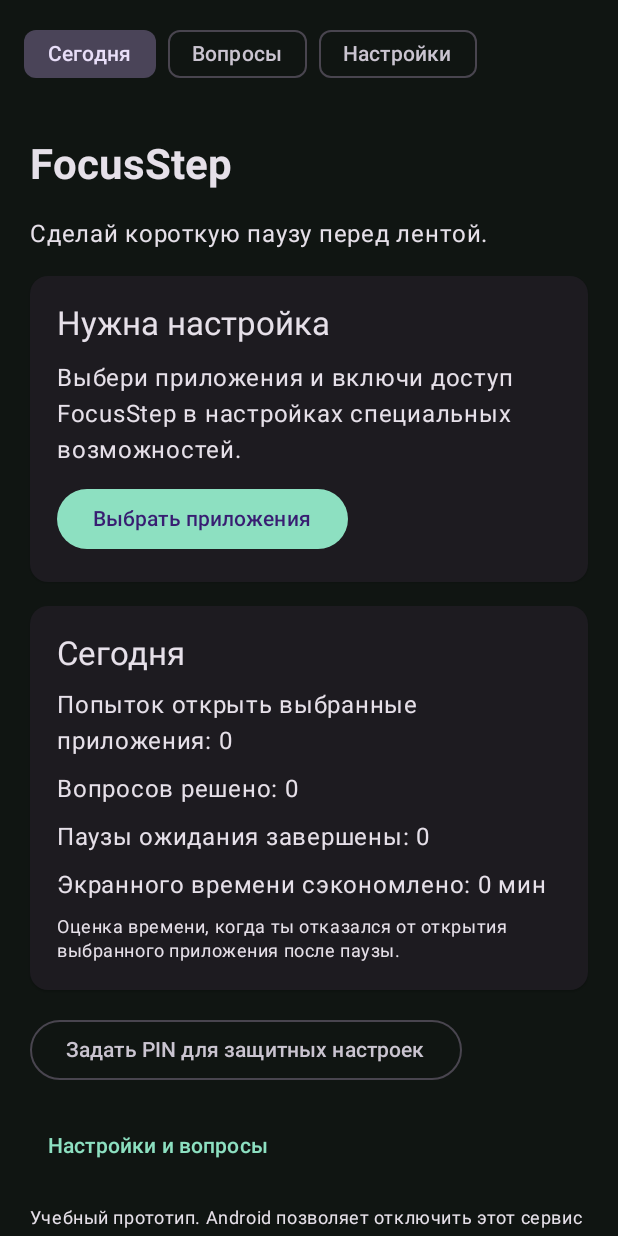
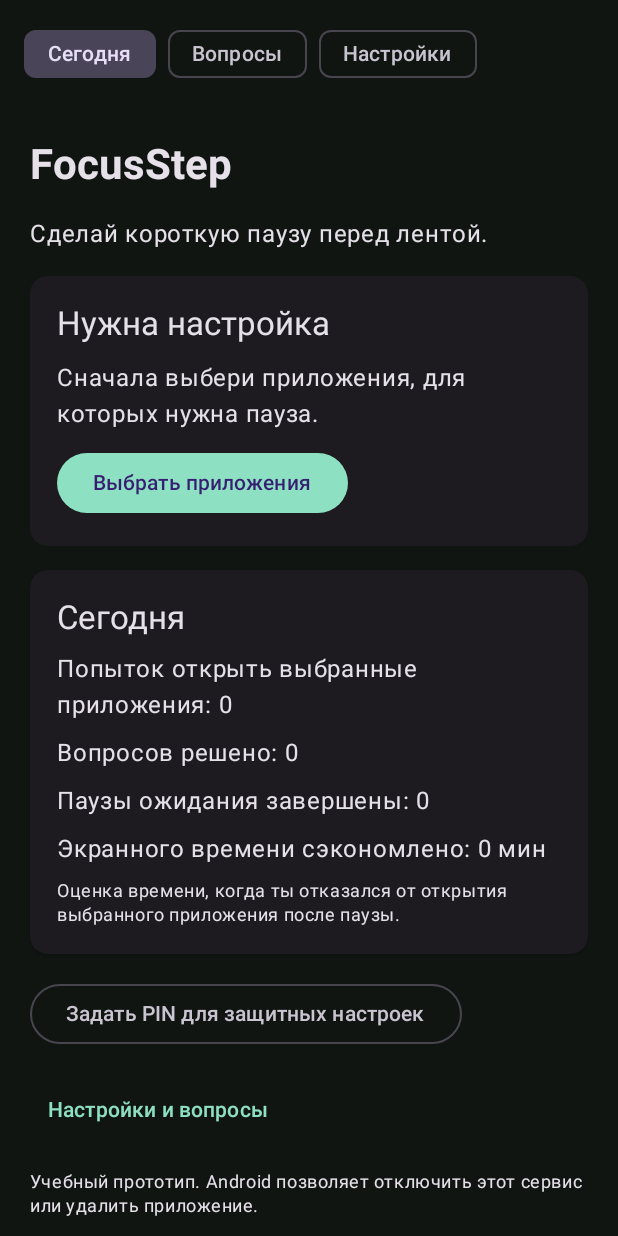
Before and after one commit to Chvertko/anti-procrastiration-app, an Android app built with Jetpack Compose: the screen it shows after launch (MainActivity), on a phone screen of 412 x 824 dp. Run offline under Robolectric (Android 15) with nearby library versions, the phone set to English and light mode, and no system bars; pictures from the network do not load; 1 statement that could not run was skipped.

Commit message:
Require background permissions for Xiaomi monitoring

```diff
--- a/app/src/main/java/com/chvertko/focusstep/AppPrefs.kt
+++ b/app/src/main/java/com/chvertko/focusstep/AppPrefs.kt
@@ -15,6 +15,29 @@ object AppPrefs {
     fun setWaitMinutes(context: Context, value: Int) { prefs(context).edit().putInt("wait_minutes", value.coerceIn(2, 5)).apply() }
     fun remoteUrl(context: Context): String = prefs(context).getString("remote_url", "") ?: ""
     fun setRemoteUrl(context: Context, value: String) { prefs(context).edit().putString("remote_url", value.trim()).apply() }
+
+    fun xiaomiWindowSetupConfirmed(context: Context): Boolean = prefs(context).getBoolean("xiaomi_window_setup_confirmed", false)
+    fun setXiaomiWindowSetupConfirmed(context: Context, value: Boolean) {
+        prefs(context).edit().putBoolean("xiaomi_window_setup_confirmed", value).apply()
+    }
+    fun xiaomiBackgroundSetupConfirmed(context: Context): Boolean = prefs(context).getBoolean("xiaomi_background_setup_confirmed", false)
+    fun setXiaomiBackgroundSetupConfirmed(context: Context, value: Boolean) {
+        prefs(context).edit().putBoolean("xiaomi_background_setup_confirmed", value).apply()
+    }
+
+    fun recordMonitorHeartbeat(context: Context) {
+        prefs(context).edit().putLong("monitor_heartbeat_ms", System.currentTimeMillis()).apply()
+    }
+
+    fun clearMonitorHeartbeat(context: Context) {
+        prefs(context).edit().putLong("monitor_heartbeat_ms", 0L).apply()
+    }
+
+    fun isMonitorHeartbeatFresh(context: Context, maxAgeMillis: Long = 90_000L): Boolean {
+        val heartbeat = prefs(context).getLong("monitor_heartbeat_ms", 0L)
+        val age = System.currentTimeMillis() - heartbeat
+        return heartbeat > 0L && age in 0..maxAgeMillis
+    }
 
     fun grantAccess(context: Context, packageName: String, minutes: Int = 10) {
         prefs(context).edit().putLong("allow_until_$packageName", System.currentTimeMillis() + minutes * 60_000L).apply()
--- a/app/src/main/java/com/chvertko/focusstep/MainActivity.kt
+++ b/app/src/main/java/com/chvertko/focusstep/MainActivity.kt
@@ -7,6 +7,7 @@ import android.content.Intent
 import android.provider.Settings
 import android.os.Handler
 import android.os.Looper
+import android.net.Uri
 import android.view.accessibility.AccessibilityManager
 import androidx.activity.ComponentActivity
 import androidx.activity.compose.setContent
@@ -18,6 +19,7 @@ import androidx.compose.foundation.rememberScrollState
 import androidx.compose.foundation.verticalScroll
 import androidx.compose.material3.*
 import androidx.compose.runtime.*
+import kotlinx.coroutines.delay
 import androidx.compose.ui.Alignment
 import androidx.compose.ui.Modifier
 import androidx.compose.ui.platform.LocalContext
@@ -82,27 +84,90 @@ private fun HomePage(refreshKey: Int, onSettings: () -> Unit) {
     val context = LocalContext.current
     var showDisclosure by remember { mutableStateOf(false) }
     var showPinDialog by remember { mutableStateOf(false) }
-    val serviceEnabled = remember(refreshKey) { isMonitorEnabled(context) }
+    val accessibilityEnabled = remember(refreshKey) { isMonitorEnabled(context) }
+    var serviceHeartbeatFresh by remember(refreshKey) { mutableStateOf(AppPrefs.isMonitorHeartbeatFresh(context)) }
+    val xiaomiDevice = remember { isXiaomiFamilyDevice() }
+    var xiaomiWindowsConfirmed by remember(refreshKey) { mutableStateOf(AppPrefs.xiaomiWindowSetupConfirmed(context)) }
+    var xiaomiBackgroundConfirmed by remember(refreshKey) { mutableStateOf(AppPrefs.xiaomiBackgroundSetupConfirmed(context)) }
     val apps = remember(refreshKey) { AppPrefs.selectedApps(context) }
     val stats = remember(refreshKey) { AppPrefs.dailyStats(context) }
+    val xiaomiSetupConfirmed = !xiaomiDevice || (xiaomiWindowsConfirmed && xiaomiBackgroundConfirmed)
+    val serviceEnabled = accessibilityEnabled && serviceHeartbeatFresh && xiaomiSetupConfirmed && apps.isNotEmpty()
+
+    LaunchedEffect(refreshKey, accessibilityEnabled) {
+        if (accessibilityEnabled && !serviceHeartbeatFresh) {
+            repeat(6) {
+                delay(2_000L)
+                serviceHeartbeatFresh = AppPrefs.isMonitorHeartbeatFresh(context)
+                if (serviceHeartbeatFresh) return@LaunchedEffect
+            }
+        }
+    }
 
     Column(Modifier.fillMaxSize().verticalScroll(rememberScrollState()).padding(20.dp), verticalArrangement = Arrangement.spacedBy(16.dp)) {
         Text("FocusStep", style = MaterialTheme.typography.headlineMedium, fontWeight = FontWeight.Bold)
         Text("Сделай короткую паузу перед лентой.", style = MaterialTheme.typography.bodyLarge)
         ElevatedCard {
             Column(Modifier.padding(18.dp), verticalArrangement = Arrangement.spacedBy(10.dp)) {
-                Text(if (serviceEnabled && apps.isNotEmpty()) "Защита активна" else "Нужна настройка", style = MaterialTheme.typography.titleLarge)
-                Text(if (serviceEnabled) "Сервис включён. Выбрано приложений: ${apps.size}." else "Выбери приложения и включи доступ FocusStep в настройках специальных возможностей.")
-                Button(onClick = {
+                Text(
+                    when {
+                        serviceEnabled && apps.isNotEmpty() -> "Защита активна"
+                        xiaomiDevice && !xiaomiSetupConfirmed -> "Нужны разрешения Redmi/Xiaomi"
+                        accessibilityEnabled && !serviceHeartbeatFresh -> "Служба не отвечает"
+                        else -> "Нужна настройка"
+                    },
+                    style = MaterialTheme.typography.titleLarge,
+                )
+                Text(
+                    when {
+                        serviceEnabled -> "Служба работает в фоне. Выбрано приложений: ${apps.size}."
+                        xiaomiDevice && !xiaomiSetupConfirmed -> "Разреши фоновое открытие окон и работу без ограничений батареи в карточке настройки ниже."
+                        accessibilityEnabled && !serviceHeartbeatFresh -> "Служба включена в Android, но сейчас не отвечает. Открой настройки специальных возможностей и проверь её состояние."
+                        apps.isEmpty() -> "Сначала выбери приложения, для которых нужна пауза."
+                        else -> "Включи доступ FocusStep в настройках специальных возможностей Android."
+                    },
+                )
+                Button(enabled = !serviceEnabled, onClick = {
                     when {
                         apps.isEmpty() -> onSettings()
+                        xiaomiDevice && !xiaomiSetupConfirmed -> openApplicationSettings(context)
                         !PinCode.isSet(context) -> showPinDialog = true
-                        else -> showDisclosure = true
+                        !accessibilityEnabled -> showDisclosure = true
+                        else -> context.startActivity(Intent(Settings.ACTION_ACCESSIBILITY_SETTINGS))
                     }
-                }, enabled = !serviceEnabled) {
-                    Text(when { apps.isEmpty() -> "Выбрать приложения"; !PinCode.isSet(context) -> "Задать PIN"; else -> "Включить защиту" })
+                }) {
+                    Text(when {
+                        apps.isEmpty() -> "Выбрать приложения"
+                        xiaomiDevice && !xiaomiSetupConfirmed -> "Открыть настройки Redmi/Xiaomi"
+                        !PinCode.isSet(context) -> "Задать PIN"
+                        !accessibilityEnabled -> "Включить защиту"
+                        else -> "Проверить службу"
+                    })
                 }
                 if (serviceEnabled) Text("Отключение доступно в системных настройках Android.", style = MaterialTheme.typography.bodySmall)
+            }
+        }
+        if (xiaomiDevice) ElevatedCard {
+            Column(Modifier.padding(18.dp), verticalArrangement = Arrangement.spacedBy(10.dp)) {
+                Text("Обязательная настройка Redmi/Xiaomi", style = MaterialTheme.typography.titleLarge)
+                Text("MIUI/HyperOS может оставить экран FocusStep за Instagram и остановить службу при очистке недавних приложений. В карточке FocusStep открой «Другие разрешения»: разреши открывать новые окна и показывать всплывающие окна в фоне. Для работы после смахивания включи автозапуск и выбери для батареи режим «Без ограничений». Названия пунктов могут отличаться.")
+                OutlinedButton(onClick = { openApplicationSettings(context) }, modifier = Modifier.fillMaxWidth()) {
+                    Text("Открыть настройки FocusStep")
+                }
+                Row(verticalAlignment = Alignment.CenterVertically) {
+                    Checkbox(checked = xiaomiWindowsConfirmed, onCheckedChange = {
+                        xiaomiWindowsConfirmed = it
+                        AppPrefs.setXiaomiWindowSetupConfirmed(context, it)
+                    })
+                    Text("Разрешил открытие окон и всплывающие окна в фоне")
+                }
+                Row(verticalAlignment = Alignment.CenterVertically) {
+                    Checkbox(checked = xiaomiBackgroundConfirmed, onCheckedChange = {
+                        xiaomiBackgroundConfirmed = it
+                        AppPrefs.setXiaomiBackgroundSetupConfirmed(context, it)
+                    })
+                    Text("Включил автозапуск и снял ограничения батареи")
+                }
             }
         }
         ElevatedCard {
@@ -128,6 +193,18 @@ private fun HomePage(refreshKey: Int, onSettings: () -> Unit) {
         dismissButton = { TextButton(onClick = { showDisclosure = false }) { Text("Отмена") } },
     )
     if (showPinDialog) PinSetupDialog(onDone = { showPinDialog = false }, onCancel = { showPinDialog = false })
+}
+
+private fun openApplicationSettings(context: Context) {
+    context.startActivity(Intent(Settings.ACTION_APPLICATION_DETAILS_SETTINGS).apply {
+        data = Uri.fromParts("package", context.packageName, null)
+    })
+}
+
+private fun isXiaomiFamilyDevice(): Boolean {
+    val manufacturer = android.os.Build.MANUFACTURER.lowercase(Locale.ROOT)
+    val brand = android.os.Build.BRAND.lowercase(Locale.ROOT)
+    return listOf("xiaomi", "redmi", "poco").any { it in manufacturer || it in brand }
 }
 
 @Composable
```
Also changed, not shown: app/src/main/java/com/chvertko/focusstep/monitor/AppMonitorService.kt (+27 -0 lines).
